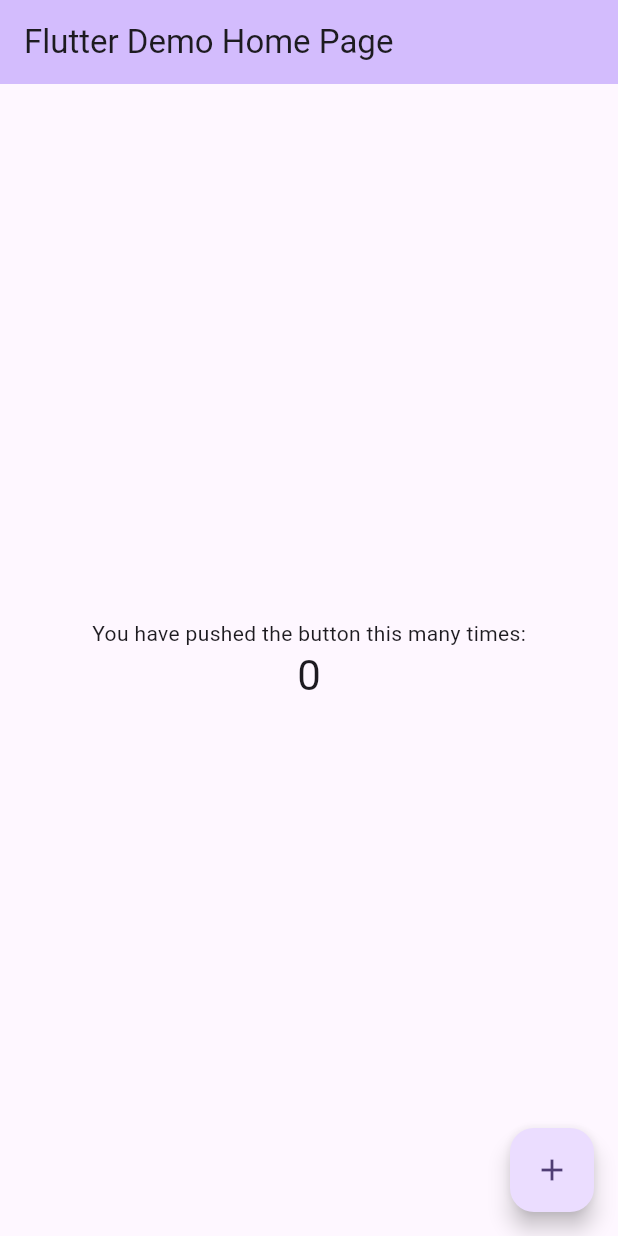
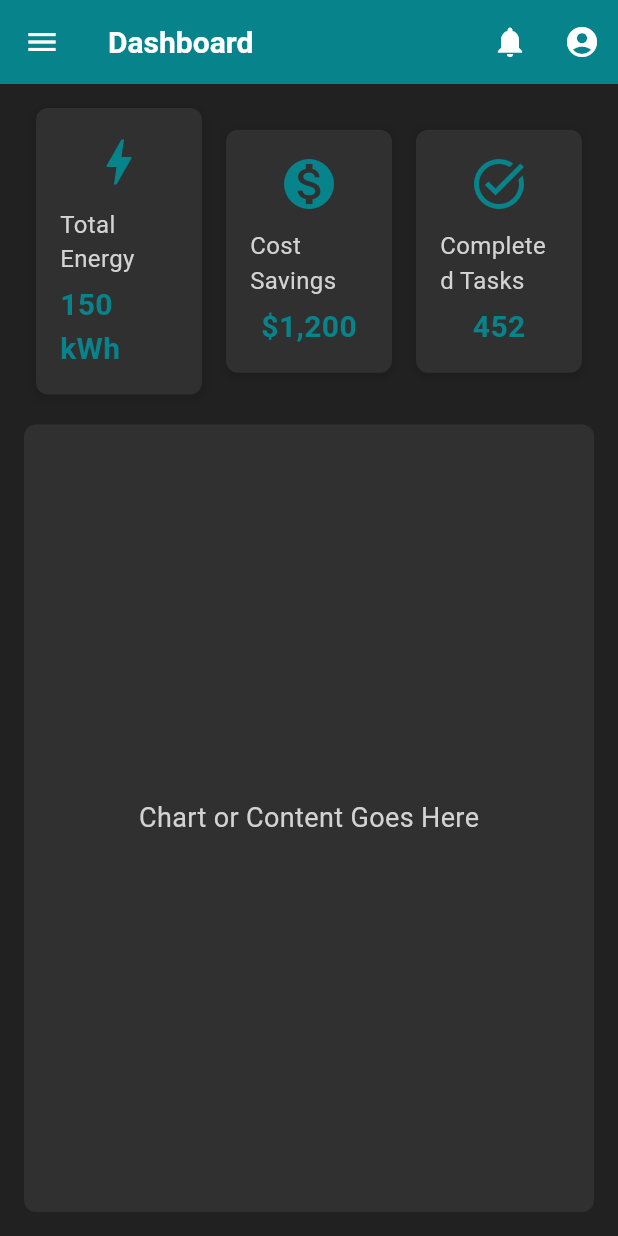
Before and after one commit to Moayad-H/intellicloud, a Flutter app: the screen it shows after launch, on a phone screen of 412 x 824 dp. Run offline on Flutter 3.47's test engine with Material 3 defaults, Android fonts, the phone set to English and light mode, and no system bars.

Commit message:
Init App

```diff
--- /dev/null
+++ b/lib/assets/colors.dart
@@ -0,0 +1,24 @@
+import 'package:flutter/material.dart';
+
+class AppColors {
+  // Primary Colors
+  static const Color darkTealBlue = Color.fromARGB(255, 7, 132, 139);
+  static const Color charcoalGray = Color.fromARGB(255, 33, 33, 33);
+
+  // Accent Colors
+  static const Color softCyan = Color(0xFFA5E3E6);
+  static const Color mintGreen = Color(0xFF5BC3B8);
+  static const Color lightGray = Color(0xFFF5F5F5);
+
+  // Text Colors
+  static const Color brightWhite = Color(0xFFFFFFFF);
+  static const Color textLightGray = Color.fromARGB(255, 211, 211, 211);
+
+  // Error and Warning
+  static const Color errorRed = Color(0xFFFF5E57);
+  static const Color warningAmber = Color(0xFFFFAB40);
+
+  // Complementary Colors
+  static const Color deepBlue = Color(0xFF243E63);
+  static const Color steelBlue = Color(0xFF486581);
+}
--- a/lib/main.dart
+++ b/lib/main.dart
@@ -1,4 +1,6 @@
 import 'package:flutter/material.dart';
+import 'package:intellicloud/theme.dart';
+import 'package:intellicloud/view/starter_dashboard.dart';
 
 void main() {
   runApp(const MyApp());
@@ -12,26 +14,28 @@
   Widget build(BuildContext context) {
     return MaterialApp(
       title: 'Flutter Demo',
-      theme: ThemeData(
-        // This is the theme of your application.
-        //
-        // TRY THIS: Try running your application with "flutter run". You'll see
-        // the application has a purple toolbar. Then, without quitting the app,
-        // try changing the seedColor in the colorScheme below to Colors.green
-        // and then invoke "hot reload" (save your changes or press the "hot
-        // reload" button in a Flutter-supported IDE, or press "r" if you used
-        // the command line to start the app).
-        //
-        // Notice that the counter didn't reset back to zero; the application
-        // state is not lost during the reload. To reset the state, use hot
-        // restart instead.
-        //
-        // This works for code too, not just values: Most code changes can be
-        // tested with just a hot reload.
-        colorScheme: ColorScheme.fromSeed(seedColor: Colors.deepPurple),
-        useMaterial3: true,
-      ),
-      home: const MyHomePage(title: 'Flutter Demo Home Page'),
+      theme:
+          // ThemeData(
+          //   // This is the theme of your application.
+          //   //
+          //   // TRY THIS: Try running your application with "flutter run". You'll see
+          //   // the application has a purple toolbar. Then, without quitting the app,
+          //   // try changing the seedColor in the colorScheme below to Colors.green
+          //   // and then invoke "hot reload" (save your changes or press the "hot
+          //   // reload" button in a Flutter-supported IDE, or press "r" if you used
+          //   // the command line to start the app).
+          //   //
+          //   // Notice that the counter didn't reset back to zero; the application
+          //   // state is not lost during the reload. To reset the state, use hot
+          //   // restart instead.
+          //   //
+          //   // This works for code too, not just values: Most code changes can be
+          //   // tested with just a hot reload.
+          //   colorScheme: ColorScheme.fromSeed(seedColor: Colors.deepPurple),
+          //   useMaterial3: true,
+          // ),
+          getAppTheme(),
+      home: DashboardPage(),
     );
   }
 }
--- /dev/null
+++ b/lib/theme.dart
@@ -0,0 +1,142 @@
+import 'package:flutter/material.dart';
+import 'package:intellicloud/assets/colors.dart';
+
+ThemeData getAppTheme() {
+  return ThemeData(
+    // Material 3 Support
+    useMaterial3: true,
+
+    // Color Scheme
+    colorScheme: ColorScheme(
+      brightness: Brightness.dark,
+      primary: AppColors.darkTealBlue,
+      onPrimary: AppColors.brightWhite,
+      secondary: AppColors.mintGreen,
+      onSecondary: AppColors.brightWhite,
+      error: AppColors.errorRed,
+      onError: AppColors.brightWhite,
+      // background: AppColors.charcoalGray,
+
+      surface: AppColors.charcoalGray,
+      onSurface: AppColors.brightWhite,
+    ),
+
+    // Background and Surface Colors
+    scaffoldBackgroundColor: AppColors.charcoalGray,
+    canvasColor: AppColors.charcoalGray,
+    cardColor: AppColors.deepBlue,
+    dialogBackgroundColor: AppColors.charcoalGray,
+
+    // AppBar Theme
+    appBarTheme: AppBarTheme(
+      backgroundColor: AppColors.darkTealBlue,
+      foregroundColor: AppColors.brightWhite,
+      elevation: 4,
+      iconTheme: IconThemeData(color: AppColors.brightWhite),
+      titleTextStyle: TextStyle(
+        color: AppColors.brightWhite,
+        fontSize: 20,
+        fontWeight: FontWeight.bold,
+      ),
+    ),
+
+    // Button Themes
+    elevatedButtonTheme: ElevatedButtonThemeData(
+      style: ElevatedButton.styleFrom(
+        backgroundColor: AppColors.mintGreen,
+        foregroundColor: AppColors.brightWhite,
+        textStyle: TextStyle(fontSize: 16, fontWeight: FontWeight.bold),
+        shape: RoundedRectangleBorder(borderRadius: BorderRadius.circular(8)),
+      ),
+    ),
+    outlinedButtonTheme: OutlinedButtonThemeData(
+      style: OutlinedButton.styleFrom(
+        side: BorderSide(color: AppColors.mintGreen),
+        foregroundColor: AppColors.mintGreen,
+        textStyle: TextStyle(fontSize: 16, fontWeight: FontWeight.bold),
+        shape: RoundedRectangleBorder(borderRadius: BorderRadius.circular(8)),
+      ),
+    ),
+    textButtonTheme: TextButtonThemeData(
+      style: TextButton.styleFrom(
+        foregroundColor: AppColors.softCyan,
+        textStyle: TextStyle(fontSize: 16, fontWeight: FontWeight.bold),
+      ),
+    ),
+
+    // Divider Theme
+    dividerTheme: DividerThemeData(
+      color: AppColors.lightGray,
+      thickness: 1,
+    ),
+
+    // Input Decoration Theme
+    inputDecorationTheme: InputDecorationTheme(
+      filled: true,
+      fillColor: AppColors.steelBlue,
+      hintStyle: TextStyle(color: AppColors.textLightGray),
+      border: OutlineInputBorder(
+        borderRadius: BorderRadius.circular(8),
+        borderSide: BorderSide(color: AppColors.softCyan),
+      ),
+      enabledBorder: OutlineInputBorder(
+        borderRadius: BorderRadius.circular(8),
+        borderSide: BorderSide(color: AppColors.softCyan),
+      ),
+      focusedBorder: OutlineInputBorder(
+        borderRadius: BorderRadius.circular(8),
+        borderSide: BorderSide(color: AppColors.mintGreen),
+      ),
+    ),
+
+    // Icon Theme
+    iconTheme: IconThemeData(
+      color: AppColors.brightWhite,
+      size: 24,
+    ),
+
+    // Typography and Text Theme
+    fontFamily: 'Roboto', // You can customize the font
+    textTheme: TextTheme(
+      headlineLarge: TextStyle(
+          color: AppColors.brightWhite,
+          fontSize: 32,
+          fontWeight: FontWeight.bold),
+      headlineSmall: TextStyle(
+          color: AppColors.brightWhite,
+          fontSize: 20,
+          fontWeight: FontWeight.bold),
+      bodyLarge: TextStyle(color: AppColors.textLightGray, fontSize: 16),
+      bodyMedium: TextStyle(color: AppColors.textLightGray, fontSize: 14),
+    ),
+
+    // Card Theme
+    cardTheme: CardTheme(
+      color: AppColors.deepBlue,
+      shadowColor: AppColors.steelBlue,
+      shape: RoundedRectangleBorder(borderRadius: BorderRadius.circular(10)),
+      elevation: 4,
+    ),
+
+    // Floating Action Button Theme
+    floatingActionButtonTheme: FloatingActionButtonThemeData(
+      backgroundColor: AppColors.mintGreen,
+      foregroundColor: AppColors.brightWhite,
+    ),
+
+    // Tooltip Theme
+    tooltipTheme: TooltipThemeData(
+      decoration: BoxDecoration(
+        color: AppColors.darkTealBlue,
+        borderRadius: BorderRadius.circular(4),
+      ),
+      textStyle: TextStyle(color: AppColors.brightWhite),
+    ),
+
+    // Progress Indicator Theme
+    progressIndicatorTheme: ProgressIndicatorThemeData(
+      color: AppColors.mintGreen,
+      linearTrackColor: AppColors.softCyan,
+    ),
+  );
+}
--- /dev/null
+++ b/lib/view/starter_dashboard.dart
@@ -0,0 +1,173 @@
+import 'package:flutter/material.dart';
+
+class DashboardPage extends StatelessWidget {
+  const DashboardPage({super.key});
+
+  @override
+  Widget build(BuildContext context) {
+    return Scaffold(
+      // Scaffold to structure the page
+      appBar: AppBar(
+        title: Text('Dashboard'),
+        actions: [
+          IconButton(
+            icon: Icon(Icons.notifications),
+            onPressed: () {
+              // Notification action
+            },
+          ),
+          IconButton(
+            icon: Icon(Icons.account_circle),
+            onPressed: () {
+              // Profile action
+            },
+          ),
+        ],
+      ),
+      drawer: Drawer(
+        // Sidebar Navigation Drawer
+        child: Column(
+          children: [
+            DrawerHeader(
+              decoration: BoxDecoration(
+                color: Theme.of(context).colorScheme.primary,
+              ),
+              child: Center(
+                child: Text(
+                  'Dashboard Menu',
+                  style: TextStyle(
+                    color: Theme.of(context).colorScheme.onPrimary,
+                    fontSize: 20,
+                    fontWeight: FontWeight.bold,
+                  ),
+                ),
+              ),
+            ),
+            ListTile(
+              leading: Icon(Icons.home),
+              title: Text('Home'),
+              onTap: () {
+                // Navigate to Home
+              },
+            ),
+            ListTile(
+              leading: Icon(Icons.bar_chart),
+              title: Text('Analytics'),
+              onTap: () {
+                // Navigate to Analytics
+              },
+            ),
+            ListTile(
+              leading: Icon(Icons.settings),
+              title: Text('Settings'),
+              onTap: () {
+                // Navigate to Settings
+              },
+            ),
+          ],
+        ),
+      ),
+      body: Padding(
+        padding: const EdgeInsets.all(16.0),
+        child: Column(
+          crossAxisAlignment: CrossAxisAlignment.start,
+          children: [
+            // Top Row for Key Metrics
+            Row(
+              mainAxisAlignment: MainAxisAlignment.spaceBetween,
+              children: [
+                _buildMetricCard(
+                  title: 'Total Energy',
+                  value: '150 kWh',
+                  icon: Icons.bolt,
+                  context: context,
+                ),
+                _buildMetricCard(
+                  title: 'Cost Savings',
+                  value: '\$1,200',
+                  icon: Icons.monetization_on,
+                  context: context,
+                ),
+                _buildMetricCard(
+                  title: 'Completed Tasks',
+                  value: '452',
+                  icon: Icons.task_alt,
+                  context: context,
+                ),
+              ],
+            ),
+            SizedBox(height: 20),
+
+            // Placeholder for Charts
+            Expanded(
+              child: Container(
+                decoration: BoxDecoration(
+                  color: Colors.grey[850], // Frozen grey container
+                  borderRadius: BorderRadius.circular(8),
+                ),
+                child: Center(
+                  child: Text(
+                    'Chart or Content Goes Here',
+                    style: TextStyle(
+                      fontSize: 18,
+                      color: Theme.of(context).textTheme.bodyLarge?.color,
+                    ),
+                  ),
+                ),
+              ),
+            ),
+          ],
+        ),
+      ),
+    );
+  }
+
+  // Helper function to build a metric card
+  Widget _buildMetricCard({
+    required String title,
+    required String value,
+    required IconData icon,
+    required BuildContext context,
+  }) {
+    return Expanded(
+      child: Container(
+        decoration: BoxDecoration(
+          color: Colors.grey[850], // Frozen grey background
+          borderRadius: BorderRadius.circular(8),
+          boxShadow: [
+            BoxShadow(
+              color: Colors.black.withOpacity(0.1),
+              blurRadius: 4,
+              spreadRadius: 2,
+              offset: Offset(0, 2),
+            ),
+          ],
+        ),
+        margin: EdgeInsets.symmetric(horizontal: 8),
+        padding: const EdgeInsets.all(16.0),
+        child: Column(
+          children: [
+            Icon(icon, size: 40, color: Theme.of(context).colorScheme.primary),
+            SizedBox(height: 10),
+            Text(
+              title,
+              style: TextStyle(
+                fontSize: 16,
+                color: Theme.of(context).textTheme.bodyLarge?.color,
+              ),
+            ),
+            SizedBox(height: 5),
+            Text(
+              value,
+              style: TextStyle(
+                fontSize: 20,
+                fontWeight: FontWeight.bold,
+                color: Theme.of(context).colorScheme.primary,
+              ),
+            ),
+          ],
+        ),
+      ),
+    );
+  }
+}
--- a/pubspec.yaml
+++ b/pubspec.yaml
@@ -19,7 +19,7 @@ publish_to: 'none' # Remove this line if you wish to publish to pub.dev
 version: 1.0.0+1
 
 environment:
-  sdk: ^3.5.0
+  sdk: ^3.6.0
 
 # Dependencies specify other packages that your package needs in order to work.
 # To automatically upgrade your package dependencies to the latest versions
@@ -30,7 +30,6 @@ environment:
 dependencies:
   flutter:
     sdk: flutter
-
 
   # The following adds the Cupertino Icons font to your application.
   # Use with the CupertinoIcons class for iOS style icons.
@@ -45,7 +44,7 @@ dev_dependencies:
   # activated in the `analysis_options.yaml` file located at the root of your
   # package. See that file for information about deactivating specific lint
   # rules and activating additional ones.
-  flutter_lints: ^4.0.0
+  flutter_lints: ^5.0.0
 
 # For information on the generic Dart part of this file, see the
 # following page: https://dart.dev/tools/pub/pubspec
```
Also changed, not shown: pubspec.lock, 16 other files.
